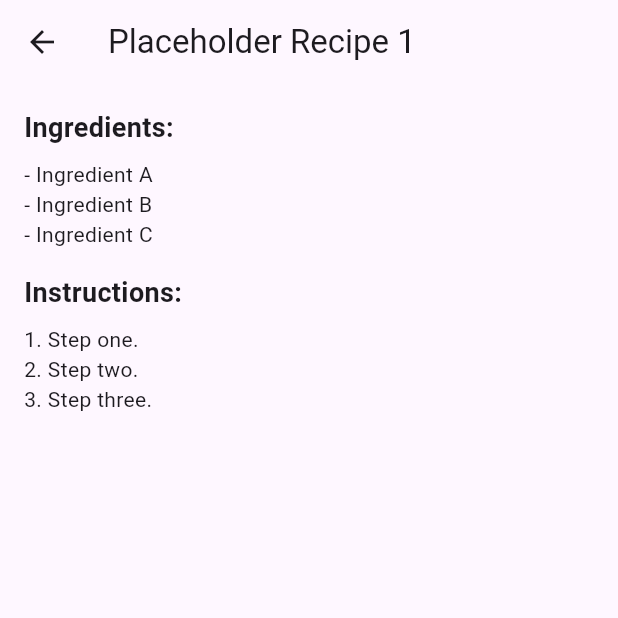
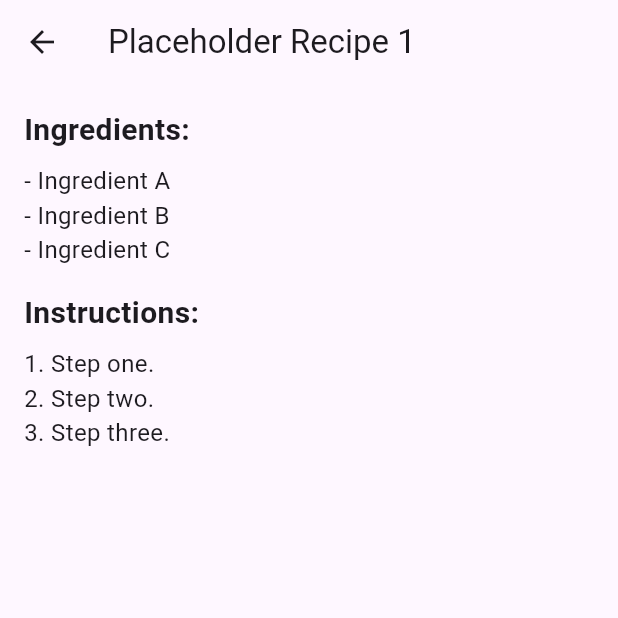
Before and after one commit to anguyen221/recipe_book_app, a Flutter app: the screen it shows after launch, after a tap on "Placeholder Recipe 1", on a phone screen of 412 x 824 dp, the top half of it. Run offline on Flutter 3.47's test engine with Material 3 defaults, Android fonts, the phone set to English and light mode, and no system bars.

Commit message:
Improved UI design

```diff
--- a/lib/details_screen.dart
+++ b/lib/details_screen.dart
@@ -6,28 +6,28 @@ class DetailsScreen extends StatelessWidget {
   final String instructions;
 
   const DetailsScreen({
-    Key? key,
+    super.key,
     required this.recipeName,
     required this.ingredients,
     required this.instructions,
-  }) : super(key: key);
+  });
 
   @override
   Widget build(BuildContext context) {
     return Scaffold(
       appBar: AppBar(title: Text(recipeName)),
-      body: Padding(
+      body: SingleChildScrollView(
         padding: const EdgeInsets.all(16.0),
         child: Column(
           crossAxisAlignment: CrossAxisAlignment.start,
           children: [
-            Text("Ingredients:", style: TextStyle(fontSize: 18, fontWeight: FontWeight.bold)),
+            Text("Ingredients:", style: TextStyle(fontSize: 20, fontWeight: FontWeight.bold)),
             SizedBox(height: 8),
-            Text(ingredients),
+            Text(ingredients, style: TextStyle(fontSize: 16)),
             SizedBox(height: 16),
-            Text("Instructions:", style: TextStyle(fontSize: 18, fontWeight: FontWeight.bold)),
+            Text("Instructions:", style: TextStyle(fontSize: 20, fontWeight: FontWeight.bold)),
             SizedBox(height: 8),
-            Text(instructions),
+            Text(instructions, style: TextStyle(fontSize: 16)),
           ],
         ),
       ),
--- a/lib/home_screen.dart
+++ b/lib/home_screen.dart
@@ -34,11 +34,17 @@ class HomeScreen extends StatelessWidget {
   Widget build(BuildContext context) {
     return Scaffold(
       appBar: AppBar(title: Text("Recipe Book")),
-      body: ListView.builder(
+      body: Padding(
+        padding: const EdgeInsets.all(8.0),
+        child: ListView.builder(
           itemCount: recipes.length,
           itemBuilder: (context, index) {
-          return ListTile(
-            title: Text(recipes[index]["name"]!),
+            return Card(
+              margin: EdgeInsets.symmetric(vertical: 6),
+              elevation: 3,
+              child: ListTile(
+                title: Text(recipes[index]["name"]!, style: TextStyle(fontWeight: FontWeight.bold)),
+                trailing: Icon(Icons.arrow_forward),
                 onTap: () {
                   Navigator.push(
                     context,
@@ -51,8 +57,10 @@ class HomeScreen extends StatelessWidget {
                     ),
                   );
                 },
+              ),
             );
           },
+        ),
       ),
     );
   }
```
Lines whose indentation alone changed are shown as unchanged.
